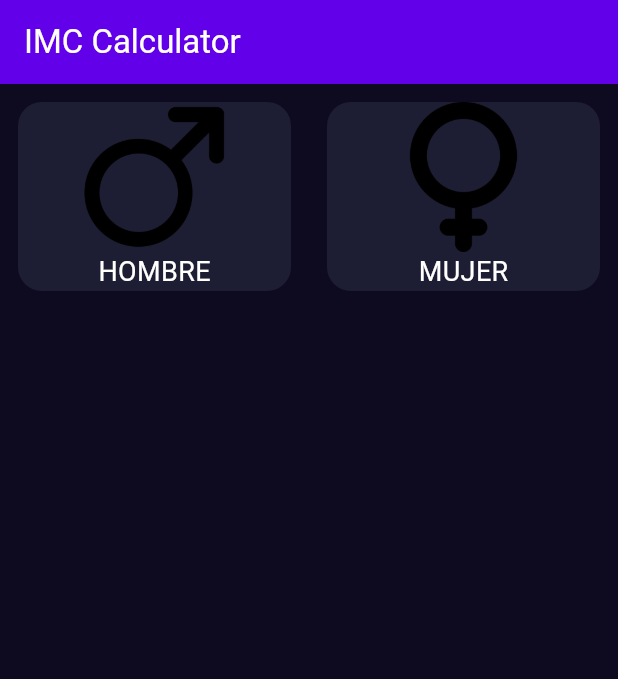
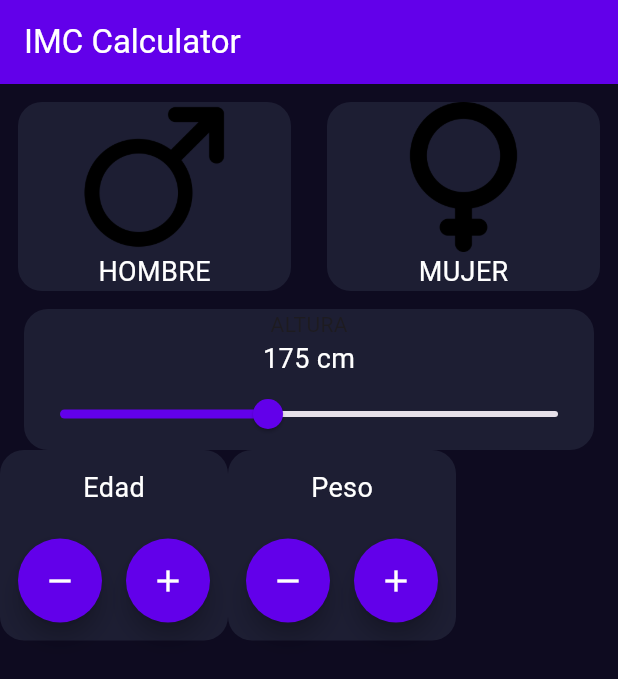
Before and after one commit to PabloZerpa/imc_app, a Flutter app: the screen it shows after launch, on a phone screen of 412 x 824 dp. Shown: the top 679 px of the screen. Run offline on Flutter 3.47's test engine with Material 3 defaults, Android fonts, the phone set to English and light mode, and no system bars.

Commit message:
Added height selector component and working on number_selector component

```diff
--- /dev/null
+++ b/lib/components/height_selector.dart
@@ -0,0 +1,45 @@
+import 'package:flutter/material.dart';
+import 'package:imc_app/core/colors.dart';
+import 'package:imc_app/core/text_styles.dart';
+
+class HeightSelector extends StatefulWidget {
+  const HeightSelector({super.key});
+
+  @override
+  State<HeightSelector> createState() => _HeightSelectorState();
+}
+
+class _HeightSelectorState extends State<HeightSelector> {
+  double height = 175; // Por defecto es "null" si no se inicializa
+
+  @override
+  Widget build(BuildContext context) {
+    return Padding(
+      padding: const EdgeInsets.only(left: 16, right: 16),
+      child: Container(
+        decoration: BoxDecoration(
+          color: AppColors.bgComponent,
+          borderRadius: BorderRadius.circular(16)
+        ),
+        child: Column(
+          children: [
+            Text("ALTURA"),
+            Text("${height.toStringAsFixed(0)} cm", style: TextStyles.bodyText,),
+            Slider(
+              value: height,
+              onChanged: (value) {
+                setState(() {
+                  height = value;
+                });
+              },
+              min: 150,
+              max: 210,
+              divisions: 60,
+              activeColor: AppColors.primary,
+            )
+          ],
+        ),
+      ),
+    );
+  }
+}
--- /dev/null
+++ b/lib/components/number_selector.dart
@@ -0,0 +1,50 @@
+import 'package:flutter/material.dart';
+import 'package:imc_app/core/colors.dart';
+import 'package:imc_app/core/text_styles.dart';
+
+class NumberSelector extends StatefulWidget {
+  final String title;
+
+  const NumberSelector({super.key, required this.title});
+
+  @override
+  State<NumberSelector> createState() => _NumberSelectorState();
+}
+
+class _NumberSelectorState extends State<NumberSelector> {
+  @override
+  Widget build(BuildContext context) {
+    return Container(
+      decoration: BoxDecoration(
+        color: AppColors.bgComponent,
+        borderRadius: BorderRadius.circular(16)
+      ),
+      child: Padding(
+        padding: const EdgeInsets.all(12.0),
+        child: Column(
+          children: [
+            Text(widget.title, style: TextStyles.bodyText),
+            Text(""),
+            Row(
+              children: [
+                FloatingActionButton(
+                  onPressed: (){},
+                  shape: CircleBorder(),
+                  backgroundColor: AppColors.primary,
+                  child: Icon(Icons.remove, color: Colors.white),
+                ),
+                SizedBox(width: 16),
+                FloatingActionButton(
+                  onPressed: (){},
+                  shape: CircleBorder(),
+                  backgroundColor: AppColors.primary,
+                  child: Icon(Icons.add, color: Colors.white),
+                ),
+              ],
+            )
+          ],
+        ),
+      ),
+    );
+  }
+}
--- a/lib/screens/home_screen.dart
+++ b/lib/screens/home_screen.dart
@@ -1,5 +1,7 @@
 import 'package:flutter/material.dart';
 import 'package:imc_app/components/gender_selector.dart';
+import 'package:imc_app/components/height_selector.dart';
+import 'package:imc_app/components/number_selector.dart';
 
 class Home extends StatefulWidget {
   const Home({super.key});
@@ -13,7 +15,14 @@
   Widget build(BuildContext context) {
     return Column(
       children: [
-        GenderSelector()
+        GenderSelector(),
+        HeightSelector(),
+        Row(
+          children: [
+            NumberSelector(title: "Edad"),
+            NumberSelector(title: "Peso"),
+          ],
+        )
       ],
     );
   }
```
